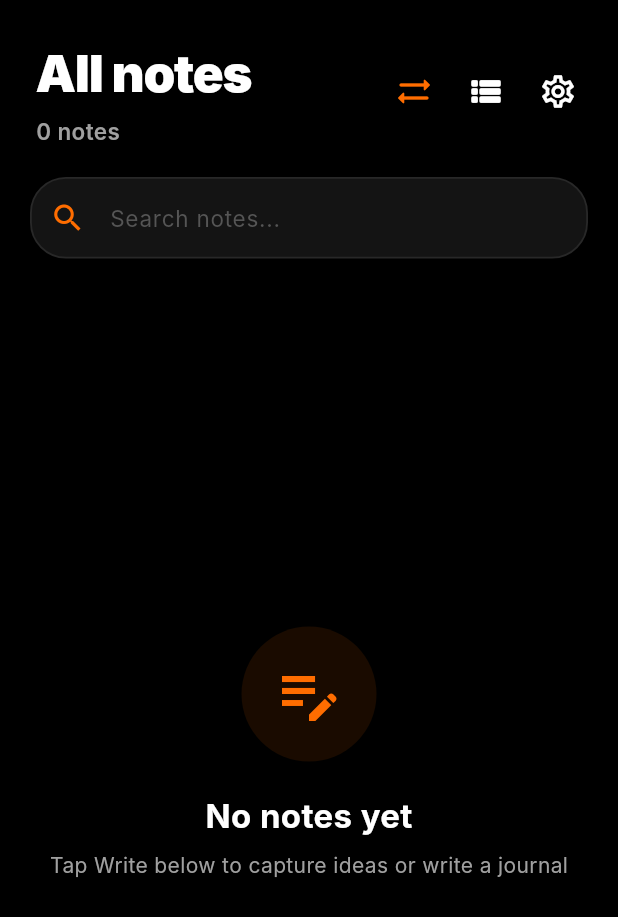
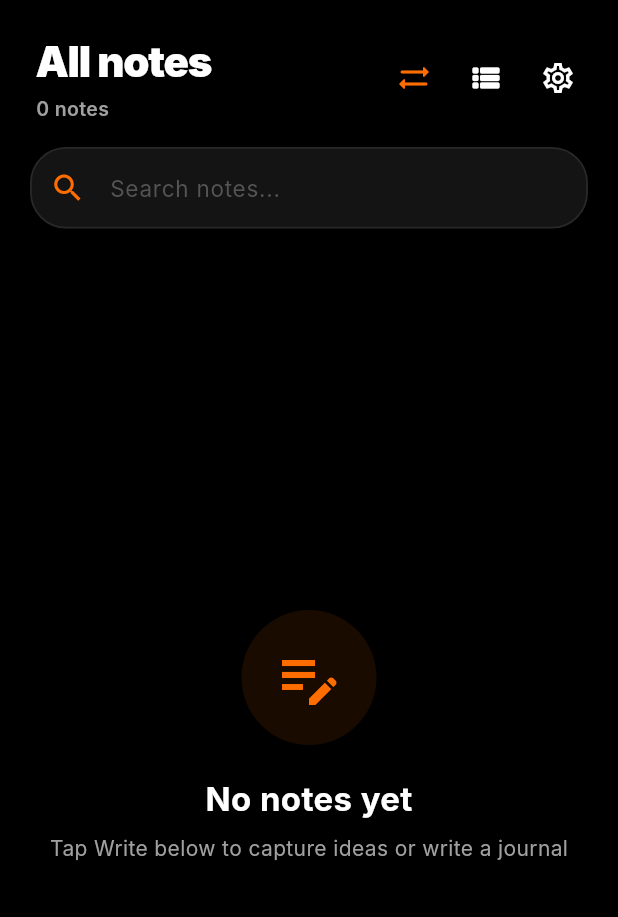
Before and after one commit to straculencuandrei/wznotes, a Flutter app: the screen it shows after launch, on a phone screen of 412 x 824 dp. Shown: the top 917 px of the screen. Run offline on Flutter 3.47's test engine with Material 3 defaults, Android fonts, the phone set to English and light mode, and no system bars; our stand-ins replace flutter_riverpod, local_auth, open_filex, package_info_plus, pdf, qr_flutter; missing offline and left inert: sqlite3; network calls fail; Roboto replaces fonts that are missing (Inter).

Commit message:
Eliminate tap flicker on quick taps & fix notes jumping with stable layout and smooth checkmark pop-in

```diff
--- a/lib/presentation/screens/notes_library_screen.dart
+++ b/lib/presentation/screens/notes_library_screen.dart
@@ -375,26 +375,23 @@ body: Stack(
                       // 1. Large Samsung One UI Header (or Selection Mode Header)
                       SliverToBoxAdapter(
                         child: Padding(
-                          padding: const EdgeInsets.only(left: 24, right: 16, top: 24, bottom: 12),
+                          padding: const EdgeInsets.only(left: 24, right: 16, top: 20, bottom: 8),
                           child: AnimatedSwitcher(
-                            duration: const Duration(milliseconds: 240),
+                            duration: const Duration(milliseconds: 220),
                             switchInCurve: Curves.easeOutCubic,
                             switchOutCurve: Curves.easeInCubic,
                             transitionBuilder: (child, animation) {
                               return FadeTransition(
                                 opacity: animation,
-                                child: SlideTransition(
-                                  position: Tween<Offset>(
-                                    begin: const Offset(0.0, -0.08),
-                                    end: Offset.zero,
-                                  ).animate(animation),
                                 child: child,
-                                ),
                               );
                             },
                             child: isSelectionMode
-                                ? Row(
+                                ? Container(
                                     key: const ValueKey('selection_header'),
+                                    height: 64,
+                                    alignment: Alignment.center,
+                                    child: Row(
                                       mainAxisAlignment: MainAxisAlignment.spaceBetween,
                                       children: [
                                         Row(
@@ -408,7 +405,7 @@ body: Stack(
                                             Text(
                                               '$selectedCount Selected',
                                               style: const TextStyle(
-                                              fontSize: 24,
+                                                fontSize: 22,
                                                 fontWeight: FontWeight.bold,
                                                 color: AppColors.amoledTextPrimary,
                                               ),
@@ -433,28 +430,33 @@ body: Stack(
                                           },
                                         ),
                                       ],
+                                    ),
                                   )
-                                : Row(
+                                : Container(
                                     key: const ValueKey('normal_header'),
+                                    height: 64,
+                                    alignment: Alignment.center,
+                                    child: Row(
                                       mainAxisAlignment: MainAxisAlignment.spaceBetween,
                                       children: [
                                         Column(
                                           crossAxisAlignment: CrossAxisAlignment.start,
+                                          mainAxisAlignment: MainAxisAlignment.center,
                                           children: [
                                             const Text(
                                               'All notes',
                                               style: TextStyle(
-                                              fontSize: 34,
+                                                fontSize: 28,
                                                 fontWeight: FontWeight.w900,
                                                 color: AppColors.amoledTextPrimary,
                                                 letterSpacing: -0.8,
                                               ),
                                             ),
-                                          const SizedBox(height: 4),
+                                            const SizedBox(height: 2),
                                             Text(
                                               '${libraryState.notes.length} ${libraryState.notes.length == 1 ? 'note' : 'notes'}',
                                               style: const TextStyle(
-                                              fontSize: 15,
+                                                fontSize: 13,
                                                 color: AppColors.amoledTextSecondary,
                                                 fontWeight: FontWeight.w600,
                                               ),
@@ -464,7 +466,7 @@ body: Stack(
                                         Row(
                                           children: [
                                             IconButton(
-                                            icon: const Icon(Icons.sync_alt_rounded, color: AppColors.samsungOrange, size: 26),
+                                              icon: const Icon(Icons.sync_alt_rounded, color: AppColors.samsungOrange, size: 24),
                                               tooltip: 'Wi-Fi Device Sync (Ctrl+Shift+S)',
                                               onPressed: () {
                                                 Navigator.of(context).push(
@@ -476,13 +478,13 @@ body: Stack(
                                               icon: Icon(
                                                 libraryState.isGridView ? Icons.view_list_rounded : Icons.grid_view_rounded,
                                                 color: AppColors.amoledTextPrimary,
-                                              size: 26,
+                                                size: 24,
                                               ),
                                               tooltip: libraryState.isGridView ? 'List View' : 'Grid View',
                                               onPressed: () => libraryNotifier.toggleViewLayout(),
                                             ),
                                             IconButton(
-                                            icon: const Icon(Icons.settings_outlined, color: AppColors.amoledTextPrimary, size: 26),
+                                              icon: const Icon(Icons.settings_outlined, color: AppColors.amoledTextPrimary, size: 24),
                                               tooltip: 'Settings',
                                               onPressed: () {
                                                 Navigator.of(context).push(
@@ -497,26 +499,23 @@ body: Stack(
                                   ),
                           ),
                         ),
+                      ),
 
-                      // 1.5. In-App Update Alert Banner (Smooth collapse on selection mode)
-                      SliverToBoxAdapter(
-                        child: Consumer(
+                      // 1.5. In-App Update Alert Banner (if update available)
+                      Consumer(
                         builder: (context, ref, _) {
                           final updateState = ref.watch(updateProvider);
-                            final shouldShow = updateState.hasUpdate && !isSelectionMode;
+                          if (!updateState.hasUpdate) return const SliverToBoxAdapter(child: SizedBox.shrink());
 
-                            return AnimatedSize(
-                              duration: const Duration(milliseconds: 260),
-                              curve: Curves.easeOutCubic,
-                              alignment: Alignment.topCenter,
-                              child: !shouldShow
-                                  ? const SizedBox(width: double.infinity, height: 0)
-                                  : Padding(
-                                      padding: const EdgeInsets.only(left: 20, right: 20, bottom: 12),
+                          final info = updateState.updateInfo!;
+                          return SliverToBoxAdapter(
                             child: AnimatedOpacity(
-                                        opacity: isSelectionMode ? 0.0 : 1.0,
+                              opacity: isSelectionMode ? 0.3 : 1.0,
                               duration: const Duration(milliseconds: 200),
-                                        curve: Curves.easeOut,
+                              child: IgnorePointer(
+                                ignoring: isSelectionMode,
+                                child: Padding(
+                                  padding: const EdgeInsets.only(left: 20, right: 20, bottom: 8),
                                   child: Container(
                                     padding: const EdgeInsets.symmetric(horizontal: 16, vertical: 12),
                                     decoration: BoxDecoration(
@@ -537,7 +536,7 @@ body: Stack(
                                             crossAxisAlignment: CrossAxisAlignment.start,
                                             children: [
                                               Text(
-                                                      'wznotes v${updateState.updateInfo?.version ?? ""} Available',
+                                                'wznotes v${info.version} Available',
                                                 style: const TextStyle(
                                                   color: Colors.white,
                                                   fontWeight: FontWeight.bold,
@@ -560,9 +559,7 @@ body: Stack(
                                             shape: RoundedRectangleBorder(borderRadius: BorderRadius.circular(10)),
                                           ),
                                           onPressed: () {
-                                                  if (updateState.updateInfo != null) {
-                                                    UpdateDialog.show(context, updateInfo: updateState.updateInfo!);
-                                                  }
+                                            UpdateDialog.show(context, updateInfo: info);
                                           },
                                           child: const Text('Update', style: TextStyle(fontWeight: FontWeight.bold, fontSize: 12.5)),
                                         ),
@@ -577,25 +574,20 @@ body: Stack(
                                   ),
                                 ),
                               ),
+                            ),
                           );
                         },
                       ),
-                      ),
 
-                      // 2. Big AMOLED Search Bar (Smooth glide and collapse on selection mode)
+                      // 2. Big AMOLED Search Bar (Stable layout with smooth dimming in selection mode)
                       SliverToBoxAdapter(
-                        child: AnimatedSize(
-                          duration: const Duration(milliseconds: 260),
-                          curve: Curves.easeOutCubic,
-                          alignment: Alignment.topCenter,
-                          child: isSelectionMode
-                              ? const SizedBox(width: double.infinity, height: 0)
-                              : Padding(
-                                  padding: const EdgeInsets.symmetric(horizontal: 20, vertical: 8),
+                        child: Padding(
+                          padding: const EdgeInsets.symmetric(horizontal: 20, vertical: 6),
                           child: AnimatedOpacity(
-                                    opacity: isSelectionMode ? 0.0 : 1.0,
+                            opacity: isSelectionMode ? 0.35 : 1.0,
                             duration: const Duration(milliseconds: 200),
-                                    curve: Curves.easeOut,
+                            child: IgnorePointer(
+                              ignoring: isSelectionMode,
                               child: Container(
                                 decoration: BoxDecoration(
                                   color: AppColors.amoledSurface,
--- a/lib/presentation/widgets/hold_to_select_border_card.dart
+++ b/lib/presentation/widgets/hold_to_select_border_card.dart
@@ -1,3 +1,4 @@
+import 'dart:async';
 import 'dart:ui';
 import 'package:flutter/material.dart';
 import 'package:flutter/services.dart';
@@ -36,6 +37,7 @@ class _HoldToSelectBorderCardState extends State<HoldToSelectBorderCard>
   late final AnimationController _controller;
   bool _isHolding = false;
   DateTime? _lastHoldCompletedTime;
+  Timer? _holdStartTimer;
 
   @override
   void initState() {
@@ -52,6 +54,7 @@ class _HoldToSelectBorderCardState extends State<HoldToSelectBorderCard>
 
   @override
   void dispose() {
+    _holdStartTimer?.cancel();
     _controller.dispose();
     super.dispose();
   }
@@ -61,26 +64,48 @@ class _HoldToSelectBorderCardState extends State<HoldToSelectBorderCard>
     HapticFeedback.heavyImpact();
     widget.onHoldCompleted();
     _controller.reset();
+    if (mounted) {
+      setState(() {
         _isHolding = false;
+      });
+    }
   }
 
   void _onPointerDown(PointerDownEvent event) {
     if (widget.isSelectionMode) return;
+    _holdStartTimer?.cancel();
+    // 140ms grace period so quick taps to open a note never flicker or trigger hold state
+    _holdStartTimer = Timer(const Duration(milliseconds: 140), () {
+      if (mounted && !widget.isSelectionMode) {
+        setState(() {
           _isHolding = true;
+        });
         _controller.forward(from: 0.0);
+      }
+    });
   }
 
   void _onPointerUp(PointerUpEvent event) {
+    _holdStartTimer?.cancel();
     if (!_isHolding) return;
+    if (mounted) {
+      setState(() {
         _isHolding = false;
+      });
+    }
     if (_controller.isAnimating && _controller.status != AnimationStatus.completed) {
       _controller.reverse();
     }
   }
 
   void _onPointerCancel(PointerCancelEvent event) {
+    _holdStartTimer?.cancel();
     if (!_isHolding) return;
+    if (mounted) {
+      setState(() {
         _isHolding = false;
+      });
+    }
     _controller.reverse();
   }
 
@@ -108,7 +133,6 @@ class _HoldToSelectBorderCardState extends State<HoldToSelectBorderCard>
           animation: _controller,
           builder: (context, child) {
             final progress = _controller.value;
-            final isHighlight = progress > 0.0 || widget.isSelected;
 
             return Stack(
               children: [
@@ -142,12 +166,18 @@ class _HoldToSelectBorderCardState extends State<HoldToSelectBorderCard>
                     ),
                   ),
 
-                // Selected Checkmark Badge (Top Right)
-                if (widget.isSelectionMode)
+                // Selected Checkmark Badge (Top Right with smooth pop-in animation)
                 Positioned(
                   top: 10,
                   right: 10,
                   child: IgnorePointer(
+                    child: AnimatedScale(
+                      scale: widget.isSelectionMode ? 1.0 : 0.0,
+                      duration: const Duration(milliseconds: 220),
+                      curve: Curves.easeOutBack,
+                      child: AnimatedOpacity(
+                        opacity: widget.isSelectionMode ? 1.0 : 0.0,
+                        duration: const Duration(milliseconds: 180),
                         child: AnimatedContainer(
                           duration: const Duration(milliseconds: 200),
                           width: 26,
@@ -172,6 +202,8 @@ class _HoldToSelectBorderCardState extends State<HoldToSelectBorderCard>
                           child: widget.isSelected
                               ? const Icon(Icons.check_rounded, color: Colors.black, size: 18)
                               : null,
+                        ),
+                      ),
                     ),
                   ),
                 ),
```
Lines whose indentation alone changed are shown as unchanged.
